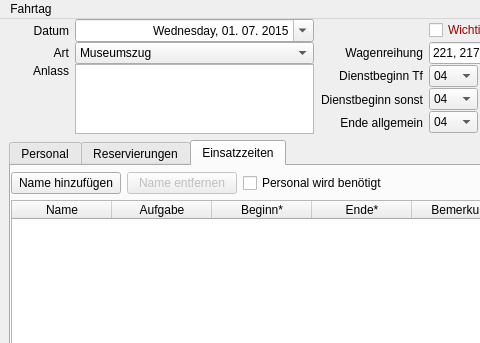
First picture: the form in Programm/Einsatzplaner/fahrtagwindow.ui, repository philjosch/Einsatzplaner, before the edit; both pictures show x 0 to 480 and y 0 to 343 of the 675 by 625 pixel window.
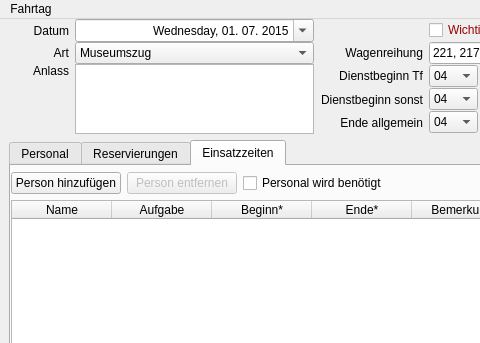
Second picture: the form after the edit. The open tabs and pages were chosen to show the change.

What changed in the file:
```diff
--- a/Programm/Einsatzplaner/fahrtagwindow.ui
+++ b/Programm/Einsatzplaner/fahrtagwindow.ui
@@ -1849,7 +1849,7 @@
            </size>
           </property>
           <property name="text">
-           <string>Name hinzufügen</string>
+           <string>Person hinzufügen</string>
           </property>
          </widget>
         </item>
@@ -1865,7 +1865,7 @@
            </size>
           </property>
           <property name="text">
-           <string>Name entfernen</string>
+           <string>Person entfernen</string>
           </property>
          </widget>
         </item>
```
